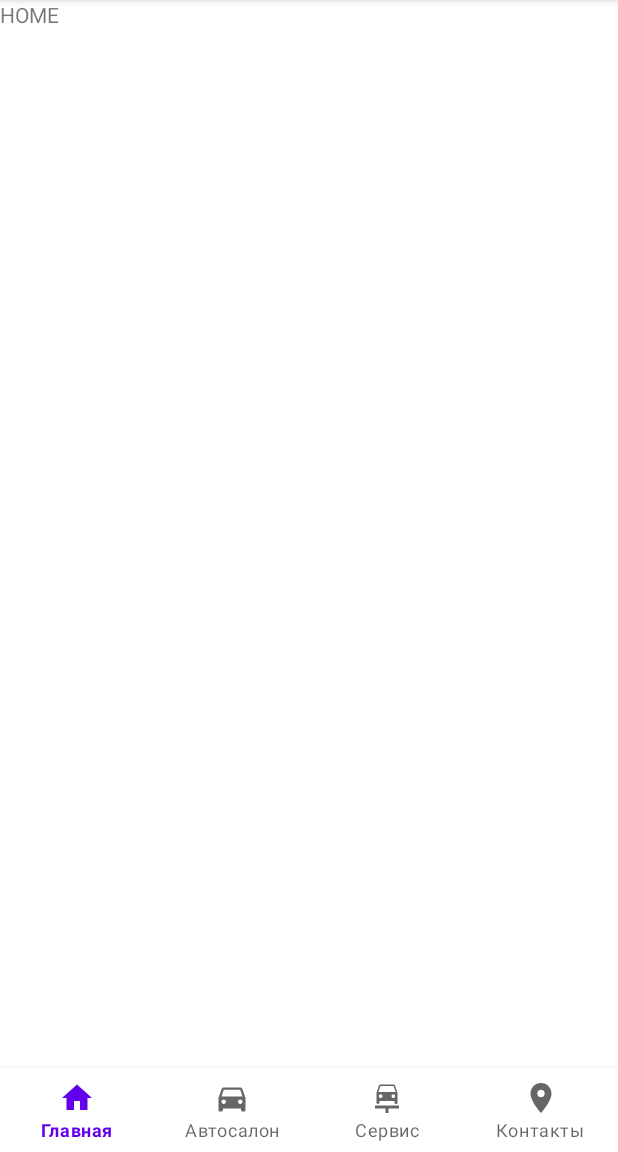
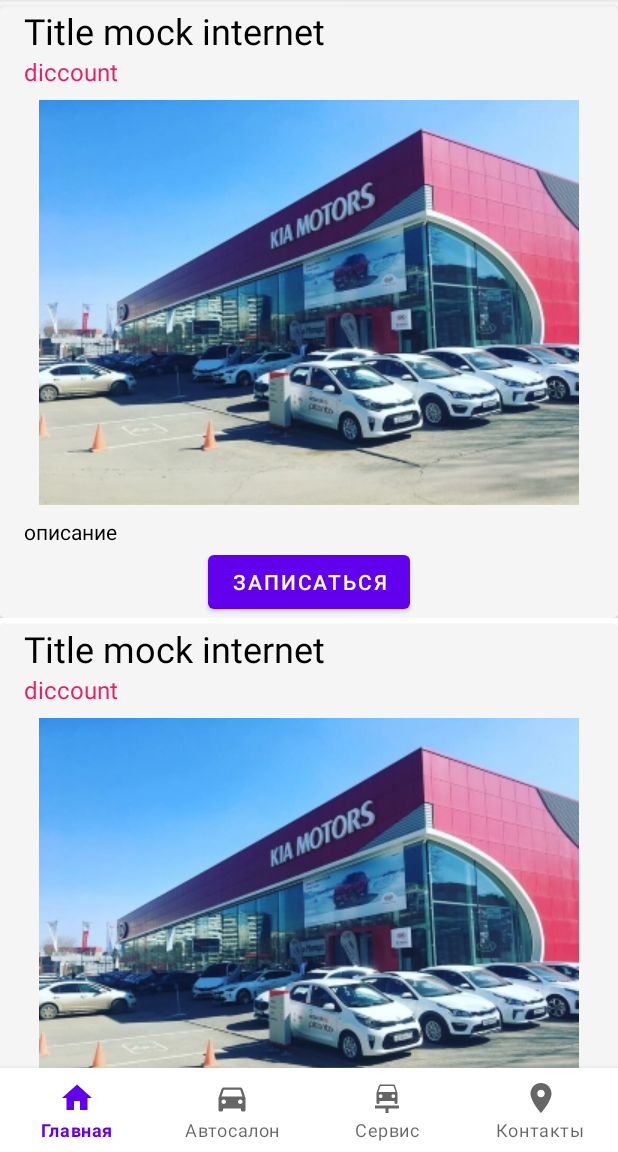
Before and after one commit to Harrier55/Techno-Motors-3, an Android app: the screen it shows after launch (MainActivity), on a phone screen of 412 x 824 dp, the part 84-1236 px from its top. Run offline under Robolectric (Android 15) with nearby library versions, the phone set to English and light mode, and no system bars; pictures from the network do not load.

Commit message:
create HomeFragment.kt + RecyclerView + AdapterHomeFragment.kt

```diff
--- a/app/build.gradle
+++ b/app/build.gradle
@@ -37,6 +37,8 @@ android {
 }
 
 dependencies {
+    // glide
+    implementation 'com.github.bumptech.glide:glide:4.12.0'
 
     implementation 'androidx.core:core-ktx:1.7.0'
     implementation 'androidx.appcompat:appcompat:1.4.1'
--- a/app/src/main/AndroidManifest.xml
+++ b/app/src/main/AndroidManifest.xml
@@ -1,8 +1,10 @@
 <?xml version="1.0" encoding="utf-8"?>
 <manifest xmlns:android="http://schemas.android.com/apk/res/android"
     package="com.example.techno_motors_3">
+    <uses-permission android:name="android.permission.INTERNET"/>
 
     <application
+        android:name=".one.MyApp"
         android:allowBackup="true"
         android:icon="@mipmap/ic_launcher"
         android:label="@string/app_name"
--- /dev/null
+++ b/app/src/main/java/com/example/techno_motors_3/one/MyApp.kt
@@ -0,0 +1,23 @@
+package com.example.techno_motors_3.one
+
+import android.app.Application
+import com.example.techno_motors_3.one.data.PromotionImpl
+
+class MyApp: Application() {
+
+    private val promotionImpl by lazy { PromotionImpl() }
+
+    override fun onCreate() {
+        super.onCreate()
+        myAppInstance = this
+    }
+
+    companion object{
+        lateinit var myAppInstance: MyApp
+        private set
+    }
+
+    fun getRepoPromotions():PromotionImpl{
+        return promotionImpl
+    }
+}
--- /dev/null
+++ b/app/src/main/java/com/example/techno_motors_3/one/data/PromotionImpl.kt
@@ -0,0 +1,31 @@
+package com.example.techno_motors_3.one.data
+
+import com.example.techno_motors_3.one.domain.PromotionEntity
+import com.example.techno_motors_3.one.domain.PromotionEntityContract
+
+class PromotionImpl: PromotionEntityContract {
+
+
+
+    private val cashListPromotions: ArrayList<PromotionEntity> = ArrayList()
+
+
+    override fun createEntity(promotionEntity: PromotionEntity) {
+       cashListPromotions.add(promotionEntity)
+    }
+
+    override fun getListPromotions(): List<PromotionEntity> {
+        return ArrayList<PromotionEntity>(cashListPromotions)
+    }
+
+    fun mockRepo(){
+        createEntity(PromotionEntity("Title mock internet","https://autoo.ru/img/uploads/profile/tehno-motors-chelyabinsk-2-y-mikrorayon-akadem-riversayd-1-600.jpg","diccount","описание"))
+        createEntity(PromotionEntity("Title mock internet","https://syktyvkar.cena-auto.ru/modules/image/src/images/cache/default_2310_22-940-587-07abfe4f.jpg","diccount","описание"))
+        createEntity(PromotionEntity("Title mock internet","https://s3.eu-central-1.amazonaws.com/images.hipdir/302357/uigg0zfuwsrruhhg3prb7trpbad5zlue.jpg","diccount","описание"))
+        createEntity(PromotionEntity("Title mock internet","https://autoo.ru/img/uploads/profile/tehno-motors-chelyabinsk-2-y-mikrorayon-akadem-riversayd-1-600.jpg","diccount","описание"))
+        createEntity(PromotionEntity("No internet","","SALE 15 %","description"))
+    }
+
+
+
+}
--- /dev/null
+++ b/app/src/main/java/com/example/techno_motors_3/one/domain/PromotionEntity.kt
@@ -0,0 +1,8 @@
+package com.example.techno_motors_3.one.domain
+
+data class PromotionEntity(
+    val title: String? = null,
+    val picture: String? = null,
+    val discount: String? = null,
+    val description: String? = null
+)
--- /dev/null
+++ b/app/src/main/java/com/example/techno_motors_3/one/domain/PromotionEntityContract.kt
@@ -0,0 +1,6 @@
+package com.example.techno_motors_3.one.domain
+
+interface PromotionEntityContract {
+    fun createEntity(promotionEntity: PromotionEntity)
+    fun getListPromotions():List<PromotionEntity>
+}
--- /dev/null
+++ b/app/src/main/java/com/example/techno_motors_3/one/ui/fragmentHome/AdapterHomeFragment.kt
@@ -0,0 +1,53 @@
+package com.example.techno_motors_3.one.ui.fragmentHome
+
+import android.view.LayoutInflater
+import android.view.View
+import android.view.ViewGroup
+import android.widget.ImageView
+import android.widget.TextView
+import androidx.recyclerview.widget.RecyclerView
+import com.bumptech.glide.Glide
+import com.example.techno_motors_3.R
+import com.example.techno_motors_3.one.MyApp
+import com.example.techno_motors_3.one.domain.PromotionEntity
+
+class AdapterHomeFragment : RecyclerView.Adapter<AdapterHomeFragment.ViewHolder>() {
+
+    private var promotionList: List<PromotionEntity> = mutableListOf()
+
+
+    fun refreshList(promotionList: List<PromotionEntity>) {
+        this.promotionList = promotionList as MutableList<PromotionEntity>
+    }
+
+
+    override fun getItemCount(): Int = promotionList.size
+
+    override fun onCreateViewHolder(parent: ViewGroup, viewType: Int): ViewHolder {
+        val itemView =
+            LayoutInflater.from(parent.context).inflate(R.layout.item_promotion, parent, false)
+        return ViewHolder(itemView)
+    }
+
+    override fun onBindViewHolder(holder: ViewHolder, position: Int) {
+//        var promotionEntity: PromotionEntity = promotionList[position]
+        holder.title.text = promotionList[position].title
+        holder.discount.text = promotionList[position].discount
+        holder.description.text = promotionList[position].description
+
+        Glide.with(holder.itemView.context)
+            .load(promotionList[position].picture)
+            .placeholder(R.drawable.techno_motors_360_270)
+            .into(holder.picture)
+
+    }
+
+
+    class ViewHolder(itemView: View) : RecyclerView.ViewHolder(itemView) {
+        var title: TextView = itemView.findViewById(R.id.promotion_title_tv)
+        var picture: ImageView = itemView.findViewById(R.id.promotion_picture)
+        var discount: TextView = itemView.findViewById(R.id.promotion_discount_tv)
+        var description: TextView = itemView.findViewById(R.id.promotion_description_tv)
+
+    }
+}
--- a/app/src/main/java/com/example/techno_motors_3/one/ui/fragmentHome/HomeFragment.kt
+++ b/app/src/main/java/com/example/techno_motors_3/one/ui/fragmentHome/HomeFragment.kt
@@ -6,27 +6,49 @@ import androidx.fragment.app.Fragment
 import android.view.LayoutInflater
 import android.view.View
 import android.view.ViewGroup
+import androidx.recyclerview.widget.LinearLayoutManager
 import com.example.techno_motors_3.R
+import com.example.techno_motors_3.databinding.HomeFragmentBinding
+import com.example.techno_motors_3.one.MyApp
+import com.example.techno_motors_3.one.domain.PromotionEntity
 
 class HomeFragment : Fragment() {
 
-    companion object {
-        fun newInstance() = HomeFragment()
+    private var _binding: HomeFragmentBinding? = null
+    private val binding get() = _binding!!
+
+    private val viewModel by lazy { ViewModelProvider(this)[HomeViewModel::class.java] }
+    private val myAdapter by lazy { AdapterHomeFragment() }
+
+    override fun onCreate(savedInstanceState: Bundle?) {
+        super.onCreate(savedInstanceState)
+        myAdapter.refreshList(
+            MyApp.myAppInstance.getRepoPromotions()
+                .getListPromotions() as ArrayList<PromotionEntity>
+        )
+
     }
 
-    private lateinit var viewModel: HomeViewModel
+    override fun onViewCreated(view: View, savedInstanceState: Bundle?) {
+        super.onViewCreated(view, savedInstanceState)
+        binding.recyclerviewHomeFragment.layoutManager =
+            LinearLayoutManager(context, LinearLayoutManager.VERTICAL, false)
+        binding.recyclerviewHomeFragment.adapter = myAdapter
+    }
+
 
     override fun onCreateView(
         inflater: LayoutInflater, container: ViewGroup?,
         savedInstanceState: Bundle?
     ): View? {
-        return inflater.inflate(R.layout.home_fragment, container, false)
+        val view = inflater.inflate(R.layout.home_fragment, container, false)
+        _binding = HomeFragmentBinding.bind(view)
+        return view
     }
 
-    override fun onActivityCreated(savedInstanceState: Bundle?) {
-        super.onActivityCreated(savedInstanceState)
-        viewModel = ViewModelProvider(this).get(HomeViewModel::class.java)
-        // todo
+    override fun onDestroy() {
+        _binding = null
+        super.onDestroy()
     }
 
 }
--- a/app/src/main/java/com/example/techno_motors_3/one/ui/main/MainActivity.kt
+++ b/app/src/main/java/com/example/techno_motors_3/one/ui/main/MainActivity.kt
@@ -5,6 +5,7 @@ import androidx.appcompat.app.AppCompatActivity
 import androidx.fragment.app.Fragment
 import com.example.techno_motors_3.R
 import com.example.techno_motors_3.databinding.ActivityMainBinding
+import com.example.techno_motors_3.one.MyApp
 import com.example.techno_motors_3.one.ui.fragmentAuto.AutoFragment
 import com.example.techno_motors_3.one.ui.fragmentHome.HomeFragment
 import com.example.techno_motors_3.one.ui.fragmentService.ServiceFragment
@@ -27,6 +28,8 @@ class MainActivity : AppCompatActivity() {
 
         launchFragment(homeFragment)
         initBottomNavigation()
+
+        MyApp.myAppInstance.getRepoPromotions().mockRepo() // test repo
     }
 
     private fun launchFragment(fragment: Fragment) {
--- a/app/src/main/res/layout/home_fragment.xml
+++ b/app/src/main/res/layout/home_fragment.xml
@@ -1,13 +1,14 @@
 <?xml version="1.0" encoding="utf-8"?>
-<FrameLayout xmlns:android="http://schemas.android.com/apk/res/android"
+<FrameLayout
+    xmlns:android="http://schemas.android.com/apk/res/android"
     xmlns:tools="http://schemas.android.com/tools"
     android:layout_width="match_parent"
     android:layout_height="match_parent"
     tools:context=".one.ui.fragmentHome.HomeFragment">
 
-    <TextView
+    <androidx.recyclerview.widget.RecyclerView
+        android:id="@+id/recyclerview_home_fragment"
         android:layout_width="match_parent"
-        android:layout_height="match_parent"
-        android:text="HOME" />
+        android:layout_height="match_parent"/>
 
 </FrameLayout>
--- a/app/src/main/res/layout/item_promotion.xml
+++ b/app/src/main/res/layout/item_promotion.xml
@@ -2,15 +2,16 @@
 <FrameLayout xmlns:android="http://schemas.android.com/apk/res/android"
     xmlns:app="http://schemas.android.com/apk/res-auto"
     android:layout_width="match_parent"
-    android:layout_height="match_parent"
+    android:layout_height="wrap_content"
     xmlns:tools="http://schemas.android.com/tools">
 
     <androidx.cardview.widget.CardView
         android:layout_width="match_parent"
         android:layout_height="wrap_content"
-        android:layout_margin="4dp"
-        app:cardCornerRadius="3dp"
-        app:cardBackgroundColor="#206200EE">
+        android:layout_marginTop="4dp"
+        app:cardBackgroundColor="#f5f5f5"
+        app:cardCornerRadius="3dp">
+
 
         <LinearLayout
             android:layout_width="match_parent"
@@ -48,7 +49,7 @@
                 android:layout_width="wrap_content"
                 android:layout_height="wrap_content"
                 android:layout_gravity="center"
-               android:text="записаться"/>
+                android:text="@string/promotion_button_text"/>
 
         </LinearLayout>
 
--- a/app/src/main/res/values/strings.xml
+++ b/app/src/main/res/values/strings.xml
@@ -4,6 +4,7 @@
     <string name="menu_auto">Автосалон</string>
     <string name="menu_service">Сервис</string>
     <string name="menu_contacts">Контакты</string>
+    <string name="promotion_button_text">записаться</string>
 
 
     <string-array name="item_menu_model_list">
--- a/app/src/main/res/values/style.xml
+++ b/app/src/main/res/values/style.xml
@@ -15,7 +15,7 @@
 
     <style name="TextViewPromotionDiscount" parent="TextViewPrimary">
         <item name="android:layout_gravity">start</item>
-        <item name="android:textColor">@color/purple_200</item>
+        <item name="android:textColor">#E91E63</item>
     </style>
 
     <style name="TextViewPromotionDescription" parent="TextViewPrimary">
```
